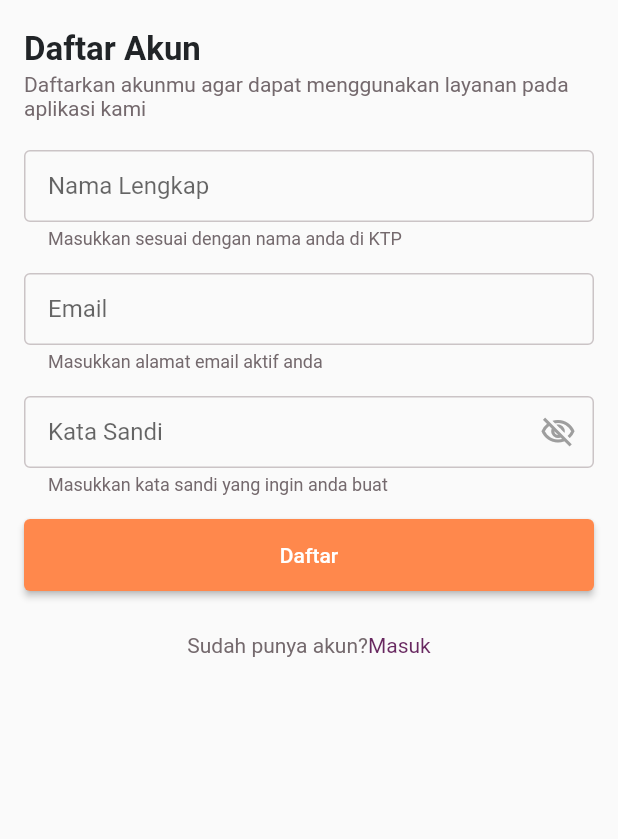
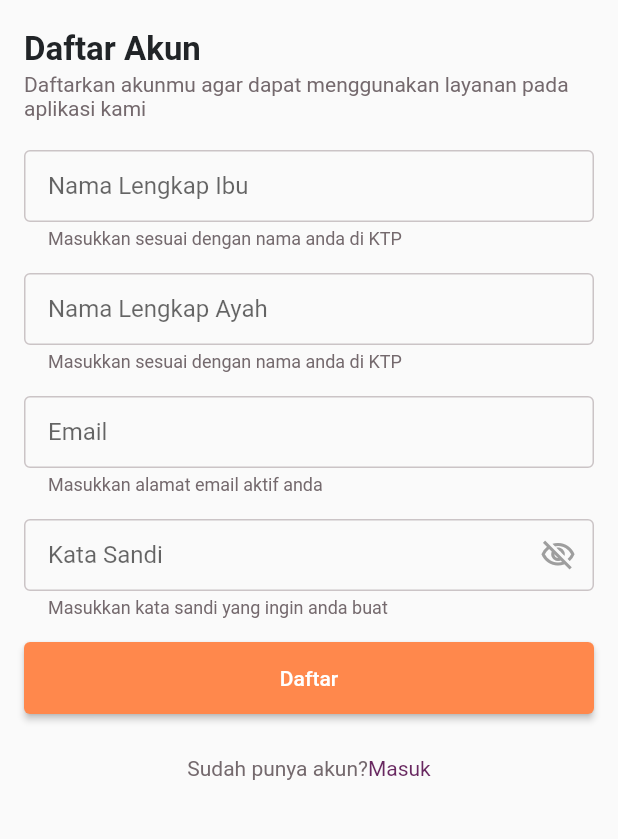
Before and after one commit to AbdullahFathan/sipas-fe, a Flutter app: the RegisterPage screen opened by its route, on a phone screen of 412 x 824 dp, the part 240-1079 px from its top. Run offline on Flutter 3.47's test engine with Material 2 defaults, Android fonts, the light colour scheme and no system bars; our stand-ins replace flutter_svg; project files that could hold a hidden picture were left out.

Commit message:
style: change some styeling

```diff
--- a/lib/pages/auth/forgot_pass_page.dart
+++ b/lib/pages/auth/forgot_pass_page.dart
@@ -3,7 +3,6 @@ import 'package:flutter_svg/flutter_svg.dart';
 import 'package:sipas/config/color_theme.dart';
 import 'package:sipas/config/font_theme.dart';
 import 'package:sipas/config/route_name.dart';
-import 'package:sipas/pages/auth/login_page.dart';
 import 'package:sipas/pages/auth/widget/link_popup.dart';
 import 'package:sipas/pages/auth/widget/text_form.dart';
 import 'package:sipas/pages/widget/orange_button.dart';
--- a/lib/pages/auth/register_page.dart
+++ b/lib/pages/auth/register_page.dart
@@ -3,7 +3,6 @@ import 'package:flutter_svg/flutter_svg.dart';
 import 'package:sipas/config/color_theme.dart';
 import 'package:sipas/config/font_theme.dart';
 import 'package:sipas/config/route_name.dart';
-import 'package:sipas/pages/auth/login_page.dart';
 import 'package:sipas/pages/auth/widget/link_popup.dart';
 import 'package:sipas/pages/auth/widget/password_form.dart';
 import 'package:sipas/pages/auth/widget/tap_text.dart';
@@ -18,7 +17,10 @@ class RegisterPage extends StatefulWidget {
 }
 
 class _RegisterPageState extends State<RegisterPage> {
-  final TextEditingController _nameTextController = TextEditingController();
+  final TextEditingController _motherNameTextController =
+      TextEditingController();
+  final TextEditingController _fatherNameTextController =
+      TextEditingController();
   final TextEditingController _emailTextController = TextEditingController();
   final TextEditingController _passwordTextController = TextEditingController();
 
@@ -26,7 +28,7 @@ class _RegisterPageState extends State<RegisterPage> {
   void dispose() {
     _emailTextController.dispose();
     _passwordTextController.dispose();
-    _nameTextController.dispose();
+    _motherNameTextController.dispose();
     super.dispose();
   }
 
@@ -70,10 +72,15 @@ class _RegisterPageState extends State<RegisterPage> {
                   height: 20,
                 ),
 
-                //full name flied for user
+                //mother name flied for user
                 TextForm(
-                    textEditingController: _nameTextController,
-                    hintText: "Nama Lengkap",
+                    textEditingController: _motherNameTextController,
+                    hintText: "Nama Lengkap Ibu",
+                    subText: "Masukkan sesuai dengan nama anda di KTP"),
+                //father name flied for user
+                TextForm(
+                    textEditingController: _fatherNameTextController,
+                    hintText: "Nama Lengkap Ayah",
                     subText: "Masukkan sesuai dengan nama anda di KTP"),
 
                 //Email FLied for user
--- a/lib/pages/onboarding/onboarding_page.dart
+++ b/lib/pages/onboarding/onboarding_page.dart
@@ -3,7 +3,6 @@ import 'package:sipas/config/color_theme.dart';
 import 'package:sipas/config/font_theme.dart';
 import 'package:sipas/config/route_name.dart';
 import 'package:sipas/pages/onboarding/constan_data.dart';
-import 'package:sipas/pages/widget/orange_button.dart';
 
 class OnboardingPage extends StatefulWidget {
   const OnboardingPage({Key? key}) : super(key: key);
@@ -126,7 +125,7 @@ class _OnboardingPageState extends State<OnboardingPage> {
                 ),
               ),
             ),
-            const SizedBox(height: 20),
+            const SizedBox(height: 70),
           ],
         ),
       ),
```
Also changed, not shown: assets/images/ilustrasi3.jpg.
